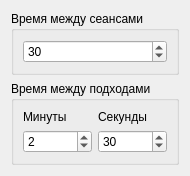
This is data/settings.ui in Ingener74/My-Sport-Timer as Qt 5 draws it before an edit. The edited form follows.
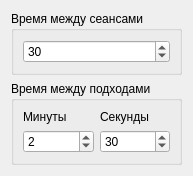
This is the edited form. Icons and pictures are not drawn.

Commit message: set range in session spin box

```diff
--- a/data/settings.ui
+++ b/data/settings.ui
@@ -6,7 +6,7 @@
    <rect>
     <x>0</x>
     <y>0</y>
-    <width>170</width>
+    <width>193</width>
     <height>176</height>
    </rect>
   </property>
@@ -26,8 +26,11 @@
      <layout class="QHBoxLayout" name="horizontalLayout_2">
       <item>
        <widget class="QSpinBox" name="spinBoxSessionMinutes">
+        <property name="minimum">
+         <number>1</number>
+        </property>
         <property name="maximum">
-         <number>120</number>
+         <number>59</number>
         </property>
         <property name="value">
          <number>30</number>
```
The commit also changes 1 other file.
